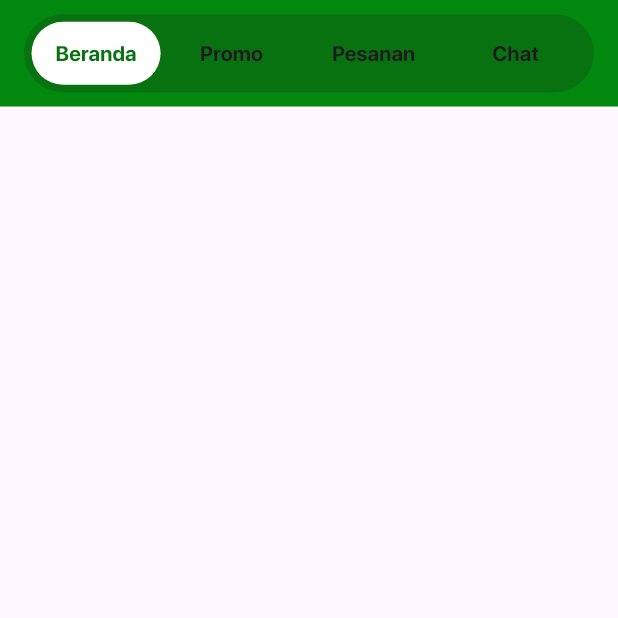
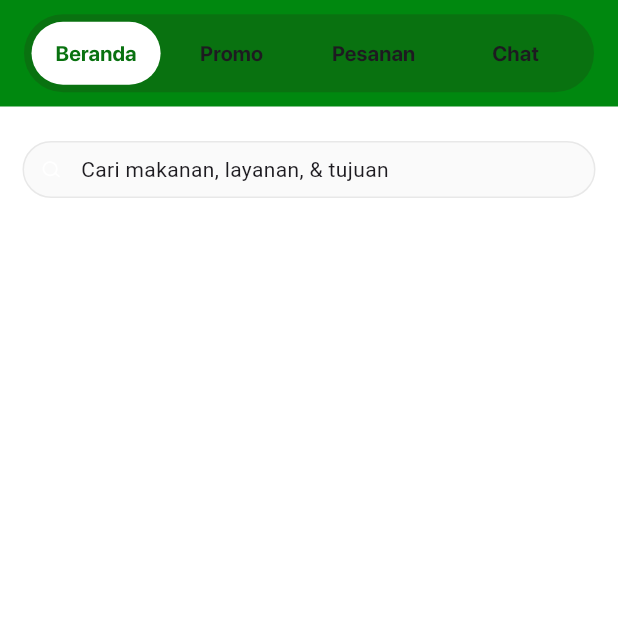
Before and after one commit to altamisatmaja/gojek-clone-ui-flutter, a Flutter app: the screen it shows after launch, on a phone screen of 412 x 824 dp, the top half of it. Run offline on Flutter 3.47's test engine with Material 3 defaults, Android fonts, the phone set to English and light mode, and no system bars; our stand-ins replace flutter_svg.

Commit message:
feat: search

```diff
--- /dev/null
+++ b/lib/components/header.blade.dart
@@ -0,0 +1,44 @@
+import 'package:flutter/material.dart';
+import 'package:gojekcloneapp/theme.blade.dart';
+
+class Header extends StatelessWidget {
+  const Header({super.key});
+
+  @override
+  Widget build(BuildContext context) {
+    return Container(
+          padding: const EdgeInsets.all(5),
+          decoration: BoxDecoration(
+              color: green1, borderRadius: BorderRadius.circular(30)),
+          child: Row(
+            children: [
+              Container(
+                padding:
+                    const EdgeInsets.symmetric(horizontal: 16, vertical: 12),
+                decoration: BoxDecoration(
+                    color: Colors.white,
+                    borderRadius: BorderRadius.circular(100)),
+                child: Text(
+                  'Beranda',
+                  style: semibold14.copyWith(color: green1),
+                ),
+              ),
+              ...['Promo', 'Pesanan', 'Chat'].map((title) => Flexible(
+                fit: FlexFit.loose,
+                child: Padding(
+                    padding:
+                        const EdgeInsets.symmetric(horizontal: 14, vertical: 12),
+                    child: Center(
+                      child: Text(
+                        title,
+                        style: semibold14,
+                      ),
+                    )
+                  ),
+              )
+              )
+            ],
+          ),
+        );
+  }
+}
--- a/lib/pages/home_page.blade.dart
+++ b/lib/pages/home_page.blade.dart
@@ -1,4 +1,6 @@
 import 'package:flutter/material.dart';
+import 'package:flutter_svg/svg.dart';
+import 'package:gojekcloneapp/components/header.blade.dart';
 import 'package:gojekcloneapp/theme.blade.dart';
 
 class HomePage extends StatelessWidget {
@@ -7,43 +9,49 @@ class HomePage extends StatelessWidget {
   @override
   Widget build(BuildContext context) {
     return Scaffold(
+      backgroundColor: Colors.white,
       appBar: AppBar(
         backgroundColor: green2,
         elevation: 0,
         toolbarHeight: 71,
-        title: Container(
-          padding: const EdgeInsets.all(5),
-          decoration: BoxDecoration(
-              color: green1, borderRadius: BorderRadius.circular(30)),
+        title: const Header(),
+      ),
+      body: SingleChildScrollView(
+        child: Column(
+          children: [
+            Padding(
+              padding: const EdgeInsets.only(top: 23, left: 15, right: 15),
               child: Row(
                 children: [
-              Container(
-                padding:
-                    const EdgeInsets.symmetric(horizontal: 16, vertical: 12),
+                  Flexible(
+                    fit: FlexFit.tight,
+                    child: Container(
+                      padding: const EdgeInsets.all(8.0),
                       decoration: BoxDecoration(
-                    color: Colors.white,
-                    borderRadius: BorderRadius.circular(100)),
-                child: Text(
-                  'Beranda',
-                  style: semibold14.copyWith(color: green1),
+                          color: const Color(0xFFFAFAFA),
+                          borderRadius: BorderRadius.circular(30),
+                          border: Border.all(color: const Color(0xFFE8E8E8))),
+                      child: Row(
+                        children: [
+                          SvgPicture.asset(
+                            'assets/icons/search.svg',
+                            // color: dark1,
+                            width: 20,
+                            height: 20,
+                          ),
+                          const SizedBox(
+                            width: 10,
+                          ),
+                          const Text('Cari makanan, layanan, & tujuan  '),
+                        ],
                       ),
                     ),
-              ...['Promo', 'Pesanan', 'Chat'].map((title) => Flexible(
-                fit: FlexFit.loose,
-                child: Padding(
-                    padding:
-                        const EdgeInsets.symmetric(horizontal: 14, vertical: 12),
-                    child: Center(
-                      child: Text(
-                        title,
-                        style: semibold14,
                   ),
-                    )
-                  ),
-              )
-              )
+                  Container()
                 ],
               ),
+            ),
+          ],
         ),
       ),
     );
```
Lines whose indentation alone changed are shown as unchanged.
